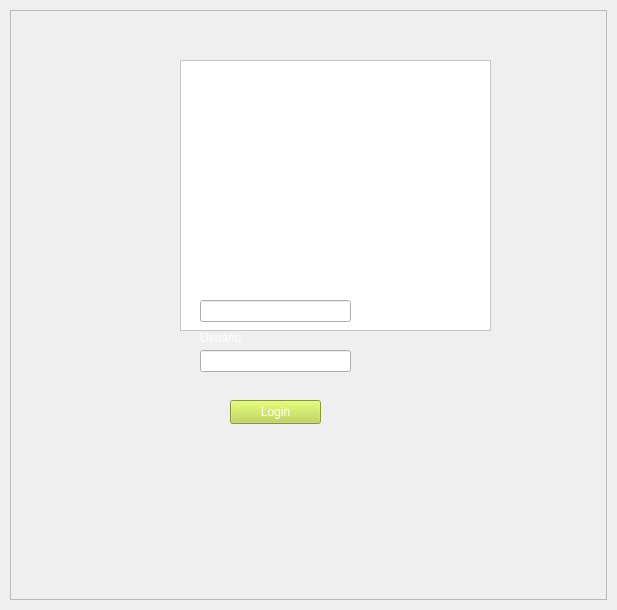
Old version of the form desktop/lan/login.ui in the repository rafaelXVA/AulasSenacdenovo.
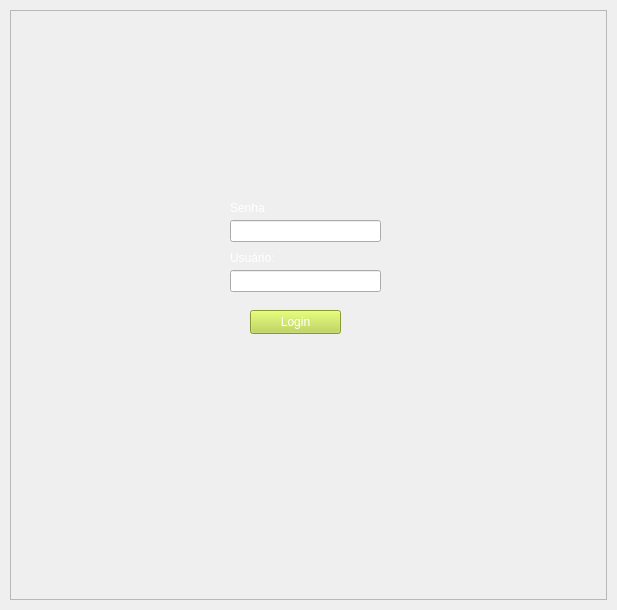
New version of the form. Icons and pictures are not drawn.

What changed in the file:
```diff
--- a/desktop/lan/login.ui
+++ b/desktop/lan/login.ui
@@ -29,11 +29,45 @@
       <property name="frameShadow">
        <enum>QFrame::Shadow::Raised</enum>
       </property>
+      <widget class="QFrame" name="frame">
+       <property name="geometry">
+        <rect>
+         <x>-20</x>
+         <y>-20</y>
+         <width>621</width>
+         <height>631</height>
+        </rect>
+       </property>
+       <property name="styleSheet">
+        <string notr="true">image: url(:/foto/lan4.jpg);</string>
+       </property>
+       <property name="frameShape">
+        <enum>QFrame::Shape::StyledPanel</enum>
+       </property>
+       <property name="frameShadow">
+        <enum>QFrame::Shadow::Raised</enum>
+       </property>
+       <widget class="QLabel" name="senha_login">
+        <property name="geometry">
+         <rect>
+          <x>240</x>
+          <y>210</y>
+          <width>35</width>
+          <height>16</height>
+         </rect>
+        </property>
+        <property name="styleSheet">
+         <string notr="true">color: rgb(255, 255, 255);</string>
+        </property>
+        <property name="text">
+         <string>Senha:</string>
+        </property>
+       </widget>
       <widget class="QLineEdit" name="senha_dados">
        <property name="geometry">
         <rect>
-         <x>190</x>
-         <y>290</y>
+          <x>240</x>
+          <y>230</y>
          <width>151</width>
          <height>22</height>
         </rect>
@@ -48,21 +82,11 @@
         <enum>QLineEdit::EchoMode::Password</enum>
        </property>
       </widget>
-      <widget class="QLineEdit" name="usuario_dados">
-       <property name="geometry">
-        <rect>
-         <x>190</x>
-         <y>340</y>
-         <width>151</width>
-         <height>22</height>
-        </rect>
-       </property>
-      </widget>
       <widget class="QLabel" name="usuario_login">
        <property name="geometry">
         <rect>
-         <x>190</x>
-         <y>320</y>
+          <x>240</x>
+          <y>260</y>
          <width>43</width>
          <height>16</height>
         </rect>
@@ -74,27 +98,21 @@
         <string>Usuário:</string>
        </property>
       </widget>
-      <widget class="QLabel" name="senha_login">
+       <widget class="QLineEdit" name="usuario_dados">
        <property name="geometry">
         <rect>
-         <x>190</x>
-         <y>260</y>
-         <width>35</width>
-         <height>16</height>
-        </rect>
-       </property>
-       <property name="styleSheet">
-        <string notr="true">color: rgb(255, 255, 255);</string>
-       </property>
-       <property name="text">
-        <string>Senha:</string>
-       </property>
+          <x>240</x>
+          <y>280</y>
+          <width>151</width>
+          <height>22</height>
+         </rect>
+        </property>
       </widget>
       <widget class="QPushButton" name="LOgin">
        <property name="geometry">
         <rect>
-         <x>220</x>
-         <y>390</y>
+          <x>260</x>
+          <y>320</y>
          <width>91</width>
          <height>24</height>
         </rect>
@@ -108,50 +126,7 @@
         <string>Login</string>
        </property>
       </widget>
-      <widget class="QFrame" name="frame">
-       <property name="geometry">
-        <rect>
-         <x>-10</x>
-         <y>-10</y>
-         <width>621</width>
-         <height>631</height>
-        </rect>
-       </property>
-       <property name="styleSheet">
-        <string notr="true">background-image: url(:/foto/lan4.jpg);</string>
-       </property>
-       <property name="frameShape">
-        <enum>QFrame::Shape::StyledPanel</enum>
-       </property>
-       <property name="frameShadow">
-        <enum>QFrame::Shadow::Raised</enum>
-       </property>
-       <widget class="QFrame" name="frame_2">
-        <property name="geometry">
-         <rect>
-          <x>180</x>
-          <y>60</y>
-          <width>311</width>
-          <height>271</height>
-         </rect>
-        </property>
-        <property name="styleSheet">
-         <string notr="true">background-color: rgb(255, 255, 255);</string>
-        </property>
-        <property name="frameShape">
-         <enum>QFrame::Shape::StyledPanel</enum>
-        </property>
-        <property name="frameShadow">
-         <enum>QFrame::Shadow::Raised</enum>
-        </property>
-       </widget>
-      </widget>
-      <zorder>frame</zorder>
-      <zorder>senha_dados</zorder>
-      <zorder>usuario_dados</zorder>
-      <zorder>usuario_login</zorder>
-      <zorder>senha_login</zorder>
-      <zorder>LOgin</zorder>
+      </widget>
      </widget>
     </item>
    </layout>
```
Lines whose indentation alone changed are shown as unchanged.
